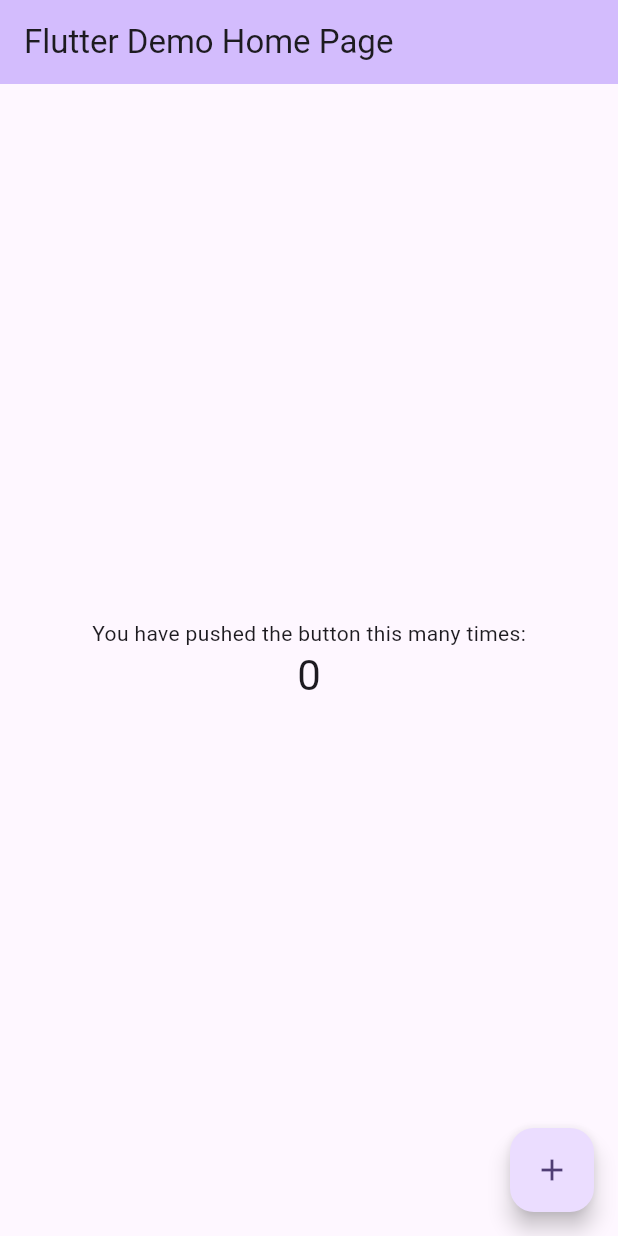
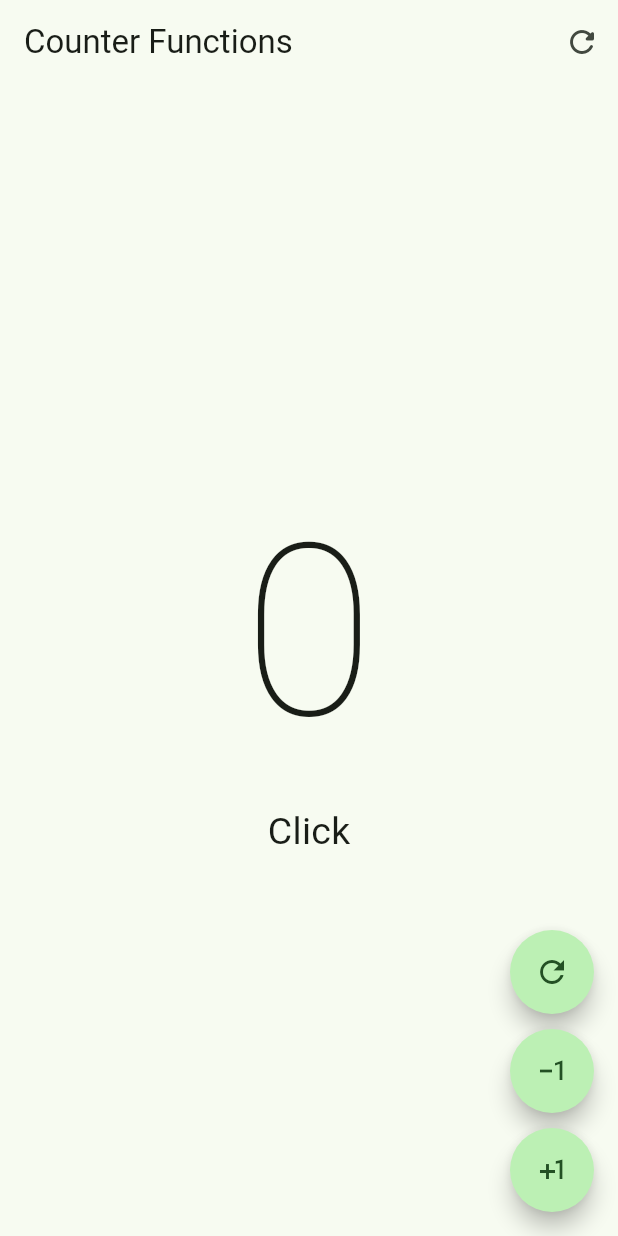
Before and after one commit to DouglasPapu/HelloWorldFlutter, a Flutter app: the screen it shows after launch, on a phone screen of 412 x 824 dp. Run offline on Flutter 3.47's test engine with Material 3 defaults, Android fonts, the phone set to English and light mode, and no system bars.

Commit message:
Counter Added

```diff
--- a/hellow_world_app/lib/main.dart
+++ b/hellow_world_app/lib/main.dart
@@ -1,122 +1,25 @@
 import 'package:flutter/material.dart';
+import 'package:hellow_world_app/presentation/screens/counter/counter_functions_screen.dart';
 
-void main() {
+void main(){
   runApp(const MyApp());
 }
 
-class MyApp extends StatelessWidget {
+
+class MyApp extends StatelessWidget{
+
   const MyApp({super.key});
 
-  // This widget is the root of your application.
   @override
   Widget build(BuildContext context) {
     return MaterialApp(
-      title: 'Flutter Demo',
+      debugShowCheckedModeBanner: false,
       theme: ThemeData(
-        // This is the theme of your application.
-        //
-        // TRY THIS: Try running your application with "flutter run". You'll see
-        // the application has a purple toolbar. Then, without quitting the app,
-        // try changing the seedColor in the colorScheme below to Colors.green
-        // and then invoke "hot reload" (save your changes or press the "hot
-        // reload" button in a Flutter-supported IDE, or press "r" if you used
-        // the command line to start the app).
-        //
-        // Notice that the counter didn't reset back to zero; the application
-        // state is not lost during the reload. To reset the state, use hot
-        // restart instead.
-        //
-        // This works for code too, not just values: Most code changes can be
-        // tested with just a hot reload.
-        colorScheme: ColorScheme.fromSeed(seedColor: Colors.deepPurple),
+        useMaterial3: true,
+        colorSchemeSeed: Colors.green
       ),
-      home: const MyHomePage(title: 'Flutter Demo Home Page'),
+      home: const CounterFunctionsScreen(),
     );
   }
+
 }
-
-class MyHomePage extends StatefulWidget {
-  const MyHomePage({super.key, required this.title});
-
-  // This widget is the home page of your application. It is stateful, meaning
-  // that it has a State object (defined below) that contains fields that affect
-  // how it looks.
-
-  // This class is the configuration for the state. It holds the values (in this
-  // case the title) provided by the parent (in this case the App widget) and
-  // used by the build method of the State. Fields in a Widget subclass are
-  // always marked "final".
-
-  final String title;
-
-  @override
-  State<MyHomePage> createState() => _MyHomePageState();
-}
-
-class _MyHomePageState extends State<MyHomePage> {
-  int _counter = 0;
-
-  void _incrementCounter() {
-    setState(() {
-      // This call to setState tells the Flutter framework that something has
-      // changed in this State, which causes it to rerun the build method below
-      // so that the display can reflect the updated values. If we changed
-      // _counter without calling setState(), then the build method would not be
-      // called again, and so nothing would appear to happen.
-      _counter++;
-    });
-  }
-
-  @override
-  Widget build(BuildContext context) {
-    // This method is rerun every time setState is called, for instance as done
-    // by the _incrementCounter method above.
-    //
-    // The Flutter framework has been optimized to make rerunning build methods
-    // fast, so that you can just rebuild anything that needs updating rather
-    // than having to individually change instances of widgets.
-    return Scaffold(
-      appBar: AppBar(
-        // TRY THIS: Try changing the color here to a specific color (to
-        // Colors.amber, perhaps?) and trigger a hot reload to see the AppBar
-        // change color while the other colors stay the same.
-        backgroundColor: Theme.of(context).colorScheme.inversePrimary,
-        // Here we take the value from the MyHomePage object that was created by
-        // the App.build method, and use it to set our appbar title.
-        title: Text(widget.title),
-      ),
-      body: Center(
-        // Center is a layout widget. It takes a single child and positions it
-        // in the middle of the parent.
-        child: Column(
-          // Column is also a layout widget. It takes a list of children and
-          // arranges them vertically. By default, it sizes itself to fit its
-          // children horizontally, and tries to be as tall as its parent.
-          //
-          // Column has various properties to control how it sizes itself and
-          // how it positions its children. Here we use mainAxisAlignment to
-          // center the children vertically; the main axis here is the vertical
-          // axis because Columns are vertical (the cross axis would be
-          // horizontal).
-          //
-          // TRY THIS: Invoke "debug painting" (choose the "Toggle Debug Paint"
-          // action in the IDE, or press "p" in the console), to see the
-          // wireframe for each widget.
-          mainAxisAlignment: MainAxisAlignment.center,
-          children: <Widget>[
-            const Text('You have pushed the button this many times:'),
-            Text(
-              '$_counter',
-              style: Theme.of(context).textTheme.headlineMedium,
-            ),
-          ],
-        ),
-      ),
-      floatingActionButton: FloatingActionButton(
-        onPressed: _incrementCounter,
-        tooltip: 'Increment',
-        child: const Icon(Icons.add),
-      ), // This trailing comma makes auto-formatting nicer for build methods.
-    );
-  }
-}
--- /dev/null
+++ b/hellow_world_app/lib/presentation/screens/counter/counter_functions_screen.dart
@@ -0,0 +1,98 @@
+import 'package:flutter/material.dart';
+
+class CounterFunctionsScreen extends StatefulWidget{
+
+  const CounterFunctionsScreen({super.key});
+
+  @override
+  State<CounterFunctionsScreen> createState() => _CounterFunctionsScreenState();
+}
+
+class _CounterFunctionsScreenState extends State<CounterFunctionsScreen> {
+
+  int clickCounter = 0;
+
+  @override
+  Widget build(BuildContext context) {
+    return Scaffold(
+      appBar: AppBar(
+        title: const Text('Counter Functions'),
+        actions: [
+          IconButton(
+          onPressed: () {
+            setState(() {
+              clickCounter = 0;
+            });
+            },
+          icon: const Icon( Icons.refresh_rounded ),
+          ),
+        ],
+      ),
+      body: Center(
+        child: Column(
+          mainAxisAlignment: MainAxisAlignment.center,
+          children:  [
+            Text('$clickCounter',
+                  style: const TextStyle(fontSize: 160, fontWeight: FontWeight.w100)),
+            Text(clickCounter > 1 ? 'Clicks' : 'Click', style: TextStyle(fontSize: 25),)
+          ],
+        )
+      ),
+      floatingActionButton: Column(
+        mainAxisAlignment: MainAxisAlignment.end,
+        children: [
+
+          CustomButton( icon: Icons.refresh_outlined ,
+                        onPressed: () {
+                          setState(() {
+                            clickCounter = 0;
+                          });
+                        }
+          ),
+
+          const SizedBox(height: 10),
+
+          CustomButton( icon: Icons.exposure_minus_1_outlined,
+                        onPressed: () {
+                          setState(() {
+                            clickCounter--;
+                          });
+                        }
+          ),
+
+          const SizedBox(height: 10),
+
+          CustomButton( icon: Icons.plus_one,
+                        onPressed: () {
+                          setState(() {
+                            clickCounter++;
+                          });
+                        }
+          ),
+        ],
+
+      )
+    );
+  }
+}
+
+class CustomButton extends StatelessWidget {
+
+  final IconData icon;
+  final VoidCallback? onPressed;
+
+  const CustomButton({
+    super.key,
+    required this.icon,
+    this.onPressed
+  });
+
+  @override
+  Widget build(BuildContext context) {
+    return FloatingActionButton(
+      shape: const StadiumBorder(),
+      onPressed: onPressed,
+      child: Icon(icon),
+    );
+  }
+}
```
Also changed, not shown: hellow_world_app/lib/presentation/screens/counter/counter_screen.dart (added, +41 -0 lines).
